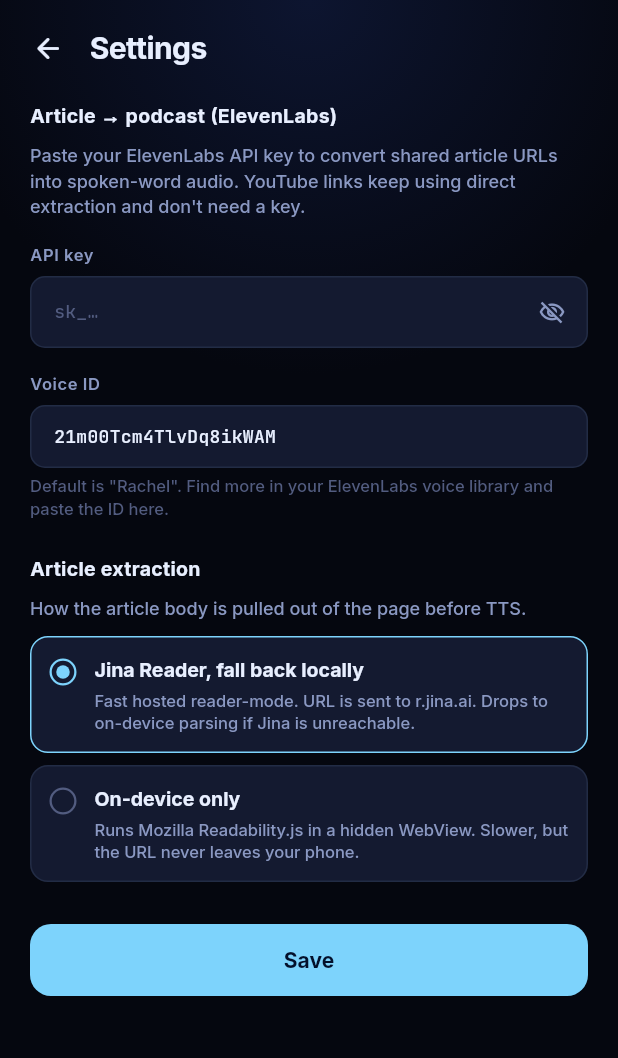
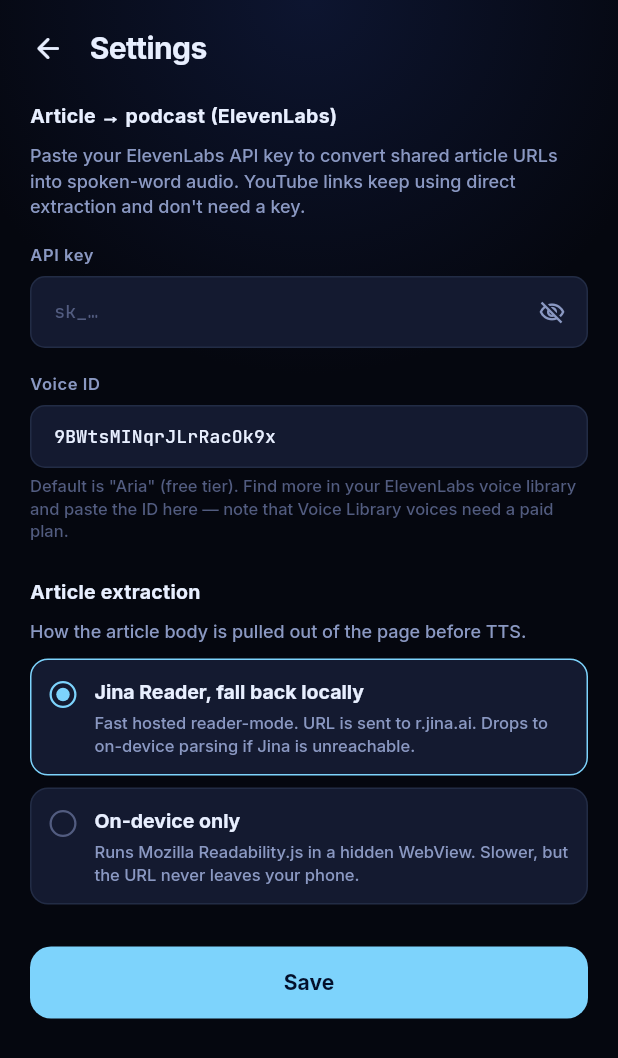
Before and after one commit to wgorski/podcastr, a Flutter app: the SettingsScreen screen opened directly, on a phone screen of 412 x 824 dp. Shown: the top 1058 px of the screen. Run offline on Flutter 3.47's test engine with Material 3 defaults, Android fonts, the light colour scheme and no system bars; our stand-ins replace google_fonts, just_audio, just_audio_background, permission_handler, share_plus, shared_preferences; missing offline and left inert: flutter_inappwebview, receive_sharing_intent; accounts and stored records are empty; statements that could not run were skipped.

Commit message:
Change default ElevenLabs voice to Aria (free-tier-accessible)
The previous default 'Rachel' (21m00Tcm4TlvDq8ikWAM) was moved to the
ElevenLabs Voice Library — free API keys can't synthesize from that
pool any more (the request fails before reaching TTS). 'Aria'
(9BWtsMINqrJLrRacOk9x) is one of the premade voices that's still
available on the free tier.

Also updated the Settings hint to call out the Voice Library
restriction.

```diff
--- a/lib/screens/settings_screen.dart
+++ b/lib/screens/settings_screen.dart
@@ -122,7 +122,7 @@
                           ),
                           const SizedBox(height: 4),
                           Text(
-                            'Default is "Rachel". Find more in your ElevenLabs voice library and paste the ID here.',
+                            'Default is "Aria" (free tier). Find more in your ElevenLabs voice library and paste the ID here — note that Voice Library voices need a paid plan.',
                             style: AuroraTheme.body(
                                 size: 11, color: AuroraTheme.dim, height: 1.4),
                           ),
--- a/lib/services/elevenlabs_tts.dart
+++ b/lib/services/elevenlabs_tts.dart
@@ -35,7 +35,10 @@
   /// long.
   static const int chunkLimit = 3000;
   static const String _baseUrl = 'https://api.elevenlabs.io/v1/text-to-speech';
-  static const String defaultVoiceId = '21m00Tcm4TlvDq8ikWAM'; // "Rachel"
+  // "Aria" — one of the premade voices that ElevenLabs keeps in the free
+  // tier. The older "Rachel" voice (21m00Tcm4TlvDq8ikWAM) was moved to the
+  // Voice Library, which free API keys can't synthesize.
+  static const String defaultVoiceId = '9BWtsMINqrJLrRacOk9x';
   static const String defaultModelId = 'eleven_multilingual_v2';
 
   final http.Client _client;
--- a/pubspec.yaml
+++ b/pubspec.yaml
@@ -1,7 +1,7 @@
 name: podcastr
 description: Podcastr — Aurora-themed audio library (Flutter port of the design prototype).
 publish_to: "none"
-version: 0.9.4
+version: 0.9.5
 
 environment:
   sdk: ">=3.6.0 <4.0.0"
```
